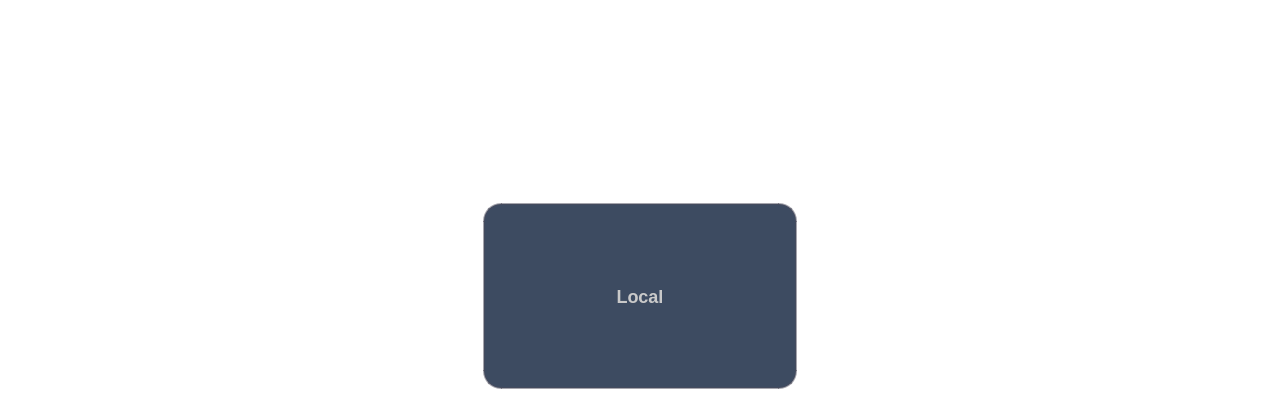
The window that widgets/component/remoteoverlay.ui (housir-debug/Leacesy_M3506) describes before a commit, drawn with Qt 5.
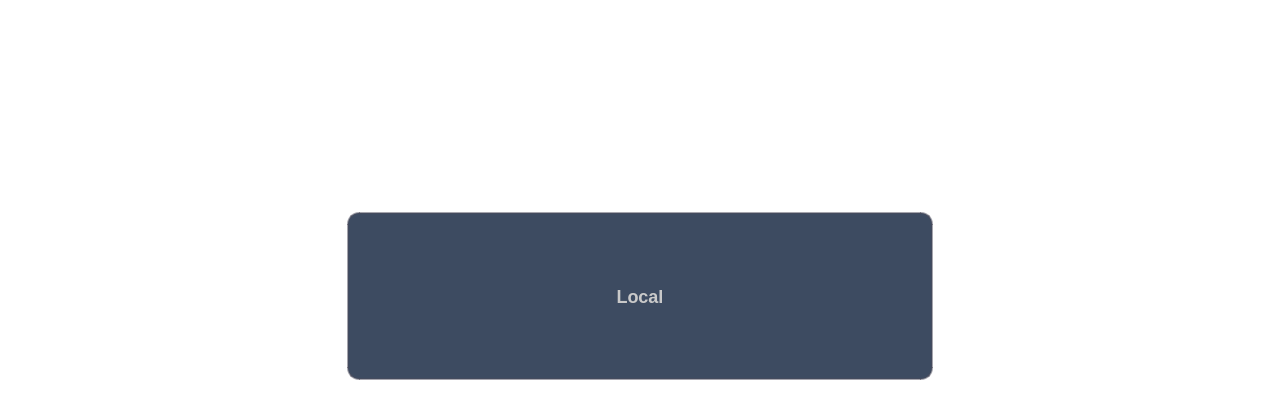
The same window after the commit. Icons and pictures are not drawn.

Diff of the .ui file:
```diff
--- a/widgets/component/remoteoverlay.ui
+++ b/widgets/component/remoteoverlay.ui
@@ -40,10 +40,28 @@
    <double>1.000000000000000</double>
   </property>
   <property name="styleSheet">
-   <string notr="true">#remoteoverlay {
+   <string notr="true">*{
+	font-family: &quot;WenQuanYi Micro Hei&quot;;
 	background: transparent;
-	/*background-color: #0A1220;*/
 	border: none;
+}
+
+#gobackpushButton {
+    background-color: rgba(26, 42, 69, 0.85);
+    border: 2px solid rgba(74, 74, 90, 0.5);
+    border-radius: 12px;
+ 	font-weight: bold;
+    font-size: 18px;
+	color: #C9C9C9;
+	padding-left:6px;
+    padding-right:6px;
+    padding-top:6px;
+    padding-bottom:6px;
+}
+#gobackpushButton:pressed {
+    background-color: #0D1525;
+    border-color: #4A8EC0;
+    color: #B0C8E0;
 }</string>
   </property>
   <property name="locale">
@@ -53,9 +71,6 @@
    <number>0</number>
   </property>
   <layout class="QVBoxLayout" name="verticalLayout" stretch="0,0">
-   <property name="spacing">
-    <number>6</number>
-   </property>
    <item>
     <widget class="QLabel" name="remotelogo">
      <property name="font">
@@ -93,20 +108,38 @@
     </widget>
    </item>
    <item>
-    <layout class="QHBoxLayout" name="horizontalLayout" stretch="9,6,9">
-     <item>
-      <spacer name="horizontalSpacer">
-       <property name="orientation">
-        <enum>Qt::Horizontal</enum>
-       </property>
-       <property name="sizeHint" stdset="0">
-        <size>
-         <width>40</width>
-         <height>20</height>
-        </size>
-       </property>
-      </spacer>
-     </item>
+    <widget class="QFrame" name="frame">
+     <property name="cursor">
+      <cursorShape>BlankCursor</cursorShape>
+     </property>
+     <property name="contextMenuPolicy">
+      <enum>Qt::NoContextMenu</enum>
+     </property>
+     <property name="frameShape">
+      <enum>QFrame::NoFrame</enum>
+     </property>
+     <property name="frameShadow">
+      <enum>QFrame::Plain</enum>
+     </property>
+     <property name="lineWidth">
+      <number>0</number>
+     </property>
+     <layout class="QHBoxLayout" name="horizontalLayout">
+      <property name="spacing">
+       <number>0</number>
+      </property>
+      <property name="leftMargin">
+       <number>336</number>
+      </property>
+      <property name="topMargin">
+       <number>9</number>
+      </property>
+      <property name="rightMargin">
+       <number>336</number>
+      </property>
+      <property name="bottomMargin">
+       <number>9</number>
+      </property>
      <item>
       <widget class="QPushButton" name="gobackpushButton">
        <property name="sizePolicy">
@@ -125,46 +158,15 @@
         <enum>Qt::NoContextMenu</enum>
        </property>
        <property name="styleSheet">
-        <string notr="true">#gobackpushButton {
-    background-color: rgba(26, 42, 69, 0.85);
-    border: 2px solid rgba(74, 74, 90, 0.5);
-    border-radius: 18px;
-	font-family: &quot;WenQuanYi Micro Hei&quot;;
- 	font-weight: bold;
-    font-size: 18px;
-	 color: #C9C9C9;
-    padding: 9px 36px;
-}
-#gobackpushButton:hover {
-    background-color: #243356;
-    border-color: #60A8E0;
-    color: #FFFFFF;
-}
-#gobackpushButton:pressed {
-    background-color: #0D1525;
-    border-color: #4A8EC0;
-    color: #B0C8E0;
-}</string>
+         <string notr="true"/>
        </property>
        <property name="text">
         <string>Local</string>
        </property>
       </widget>
      </item>
-     <item>
-      <spacer name="horizontalSpacer_2">
-       <property name="orientation">
-        <enum>Qt::Horizontal</enum>
-       </property>
-       <property name="sizeHint" stdset="0">
-        <size>
-         <width>40</width>
-         <height>20</height>
-        </size>
-       </property>
-      </spacer>
-     </item>
-    </layout>
+     </layout>
+    </widget>
    </item>
   </layout>
  </widget>
```
Left out of the diff: 9 changed lines with no effect on the pictures. Lines whose indentation alone changed are shown as unchanged.
